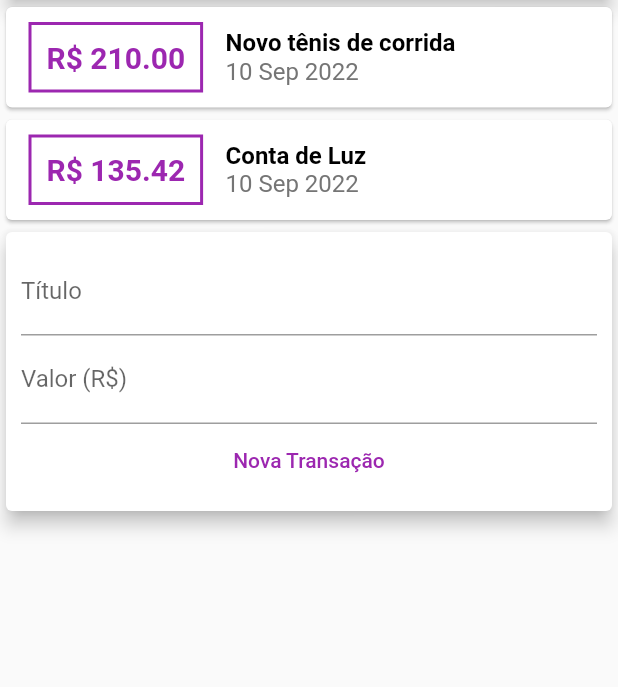
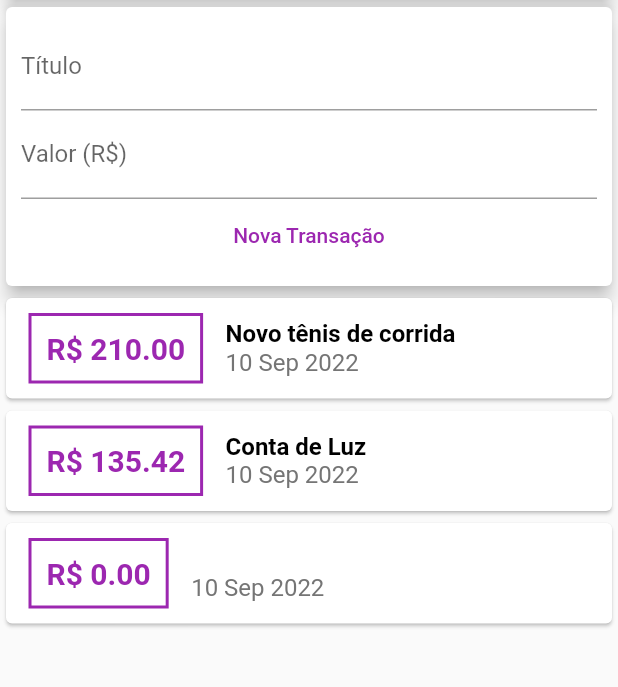
Before and after one commit to kobe-VictorLeal/EstudoFlutter, a Flutter app: the screen it shows after launch, after a tap on "Nova Transação", on a phone screen of 412 x 824 dp, the part 119-806 px from its top. Run offline on Flutter 3.47's test engine with Material 2 defaults, Android fonts, the phone set to English and light mode, and no system bars.

Commit message:
set addTransaction and scroll

```diff
--- a/expenses/lib/components/transaction_form.dart
+++ b/expenses/lib/components/transaction_form.dart
@@ -3,6 +3,10 @@ import 'package:flutter/material.dart';
 class TransactionForm extends StatelessWidget {
   final titleController = TextEditingController();
   final valueController = TextEditingController();
+
+  final void Function(String, double) onSubmit;
+
+  TransactionForm(this.onSubmit);
 
   @override
   Widget build(BuildContext context) {
@@ -27,8 +31,9 @@ class TransactionForm extends StatelessWidget {
               child: Text("Nova Transação"),
               textColor: Colors.purple,
               onPressed: () {
-                print(titleController.text);
-                print(valueController.text);
+                final title = titleController.text;
+                final value = double.tryParse(valueController.text) ?? 0;
+                onSubmit(title, value);
               },
             )
           ],
--- a/expenses/lib/components/transaction_user.dart
+++ b/expenses/lib/components/transaction_user.dart
@@ -1,9 +1,18 @@
+import 'dart:math';
+
 import 'package:expenses/components/transaction_form.dart';
 import 'package:expenses/components/transaction_list.dart';
 import 'package:flutter/material.dart';
 import 'package:expenses/models/transaction.dart';
 
-class TransactionUser extends StatelessWidget {
+class TransactionUser extends StatefulWidget {
+  const TransactionUser({Key? key}) : super(key: key);
+
+  @override
+  State<TransactionUser> createState() => _TransactionUserState();
+}
+
+class _TransactionUserState extends State<TransactionUser> {
   final _transactions = [
     Transaction(
       id: "t1",
@@ -19,12 +28,25 @@ class TransactionUser extends StatelessWidget {
     ),
   ];
 
+  _addTransaction(String title, double value) {
+    final newTransaction = Transaction(
+      id: Random().nextDouble().toString(),
+      title: title,
+      value: value,
+      date: DateTime.now(),
+    );
+
+    setState(() {
+      _transactions.add(newTransaction);
+    });
+  }
+
   @override
   Widget build(BuildContext context) {
     return Column(
       children: [
+        TransactionForm(_addTransaction),
         TransactionList(_transactions),
-        TransactionForm(),
       ],
     );
   }
--- a/expenses/lib/main.dart
+++ b/expenses/lib/main.dart
@@ -22,7 +22,8 @@ class MyHomePage extends StatelessWidget {
       appBar: AppBar(
         title: Text("Gastos da Semana"),
       ),
-      body: Column(
+      body: SingleChildScrollView(
+        child: Column(
           crossAxisAlignment: CrossAxisAlignment.stretch,
           children: [
             Container(
@@ -36,6 +37,7 @@ class MyHomePage extends StatelessWidget {
             TransactionUser()
           ],
         ),
+      ),
     );
   }
 }
```
Lines whose indentation alone changed are shown as unchanged.
